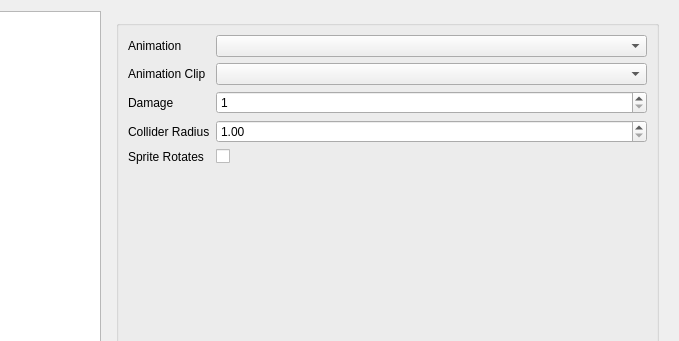
Above: tools/def_editor/ui/projectiles.ui from aleios/SpaceProjectDreamcast before the change; both pictures show x 166 to 845 and y 0 to 341 of the 845 by 509 pixel window. Below: the same form after it.
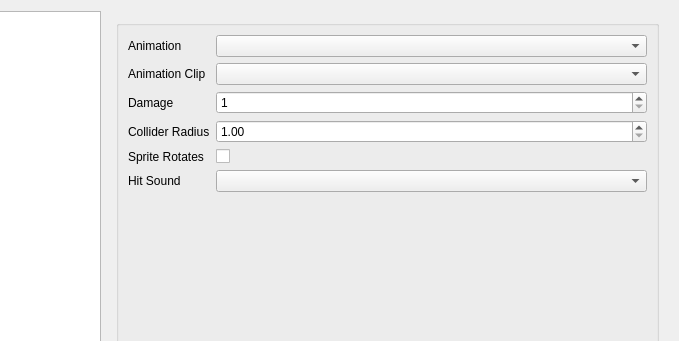
That is the form after the change.

Commit message: feat: Load music and sfx into editor feat: Comboboxes for music and sfx feat: Add ability to have sounds play for emitter fire, projectile hit, and collectable pickup. feat: Optional value proxy for combo boxes. fix: Check for valid key before loading sound effect.

The edit to the form file:
```diff
--- a/tools/def_editor/ui/projectiles.ui
+++ b/tools/def_editor/ui/projectiles.ui
@@ -158,6 +158,16 @@
             </property>
            </widget>
           </item>
+          <item row="5" column="0">
+           <widget class="QLabel" name="label">
+            <property name="text">
+             <string>Hit Sound</string>
+            </property>
+           </widget>
+          </item>
+          <item row="5" column="1">
+           <widget class="QComboBox" name="cbHitSound"/>
+          </item>
          </layout>
         </widget>
        </item>
```
The commit also changes 48 other files.
